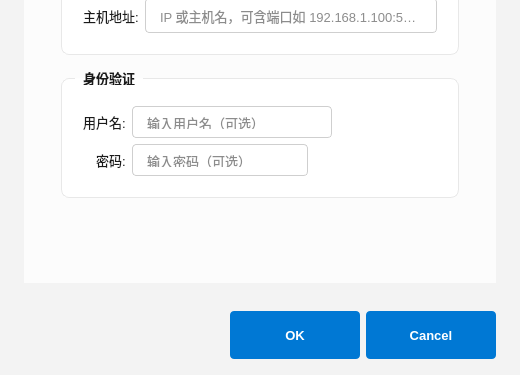
Above: src/ui/connectiondialog.ui from JiaYongChen/CrossRemoteDesktop before the change; both pictures show x 0 to 520 and y 165 to 540 of the 520 by 540 pixel window. Below: the same form after it.
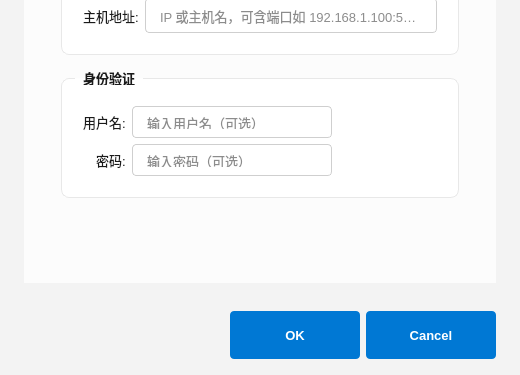
That is the form after the change. Icons and pictures are not drawn.

Commit message: refactor: ConnectionDialog 密码框改用 addAction 替代独立按钮

```diff
--- a/src/ui/connectiondialog.ui
+++ b/src/ui/connectiondialog.ui
@@ -286,23 +286,6 @@
     background-color: #005a9e;
 }
 
-/* --- 密码切换按钮 --- */
-QPushButton#togglePasswordBtn {
-    background-color: transparent;
-    border: none;
-    width: 14px;
-    height: 14px;
-    min-width: 14px;
-    max-width: 14px;
-    min-height: 14px;
-    max-height: 14px;
-    padding: 0;
-}
-
-QPushButton#togglePasswordBtn:hover {
-    background-color: transparent;
-}
-
 /* --- 滚动条 --- */
 QScrollBar:vertical {
     width: 6px;
@@ -378,13 +361,7 @@
           <item row="0" column="0"><widget class="QLabel" name="usernameLabel"><property name="text"><string>用户名:</string></property></widget></item>
           <item row="0" column="1"><widget class="QLineEdit" name="usernameLineEdit"><property name="minimumSize"><size><width>0</width><height>32</height></size></property><property name="maximumSize"><size><width>200</width><height>32</height></size></property><property name="placeholderText"><string>输入用户名（可选）</string></property></widget></item>
           <item row="1" column="0"><widget class="QLabel" name="passwordLabel"><property name="text"><string>密码:</string></property></widget></item>
-          <item row="1" column="1">
-           <layout class="QHBoxLayout" name="passwordLayout">
-            <item><widget class="QLineEdit" name="passwordLineEdit"><property name="minimumSize"><size><width>0</width><height>32</height></size></property><property name="maximumSize"><size><width>176</width><height>32</height></size></property><property name="echoMode"><enum>QLineEdit::Password</enum></property><property name="placeholderText"><string>输入密码（可选）</string></property></widget></item>
-            <item><spacer name="passwordSpacing"><property name="orientation"><enum>Qt::Horizontal</enum></property><property name="sizeType"><enum>QSizePolicy::Fixed</enum></property><property name="sizeHint" stdset="0"><size><width>0</width><height>0</height></size></property></spacer></item>
-            <item><widget class="QPushButton" name="togglePasswordBtn"><property name="sizePolicy"><sizepolicy hsizetype="Fixed" vsizetype="Fixed"><horstretch>0</horstretch><verstretch>0</verstretch></sizepolicy></property><property name="fixedWidth"><number>14</number></property><property name="fixedHeight"><number>14</number></property><property name="toolTip"><string>显示/隐藏密码</string></property></widget></item>
-           </layout>
-          </item>
+          <item row="1" column="1"><widget class="QLineEdit" name="passwordLineEdit"><property name="minimumSize"><size><width>0</width><height>32</height></size></property><property name="maximumSize"><size><width>200</width><height>32</height></size></property><property name="echoMode"><enum>QLineEdit::Password</enum></property><property name="placeholderText"><string>输入密码（可选）</string></property></widget></item>
          </layout>
         </widget>
        </item>
```
